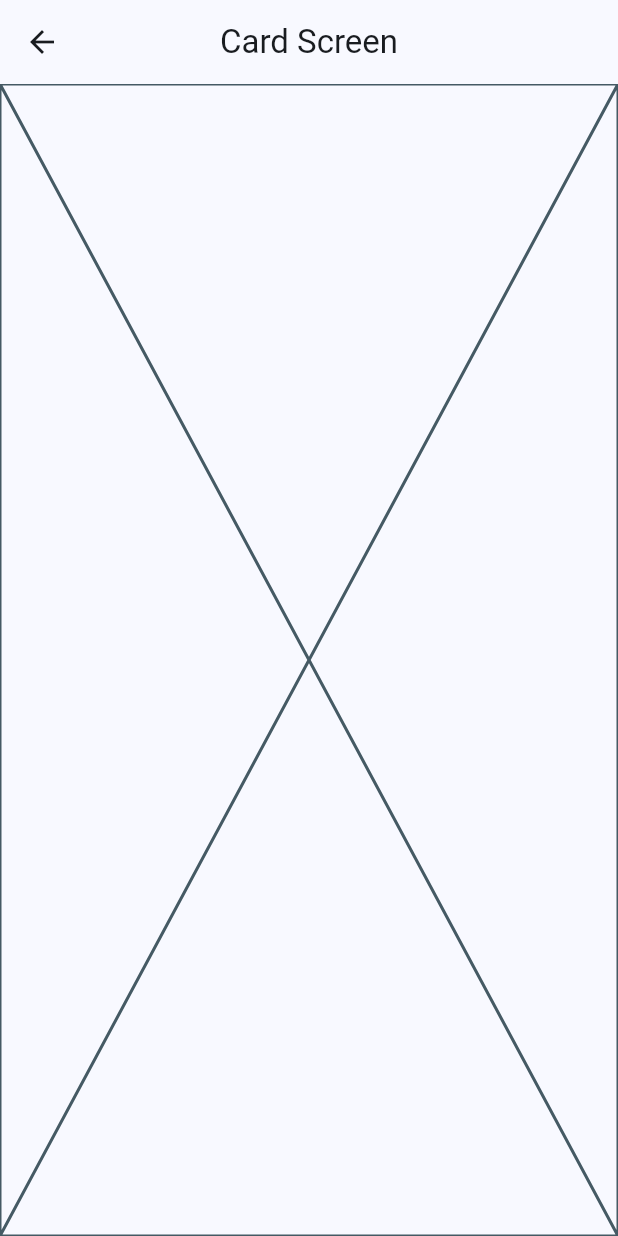
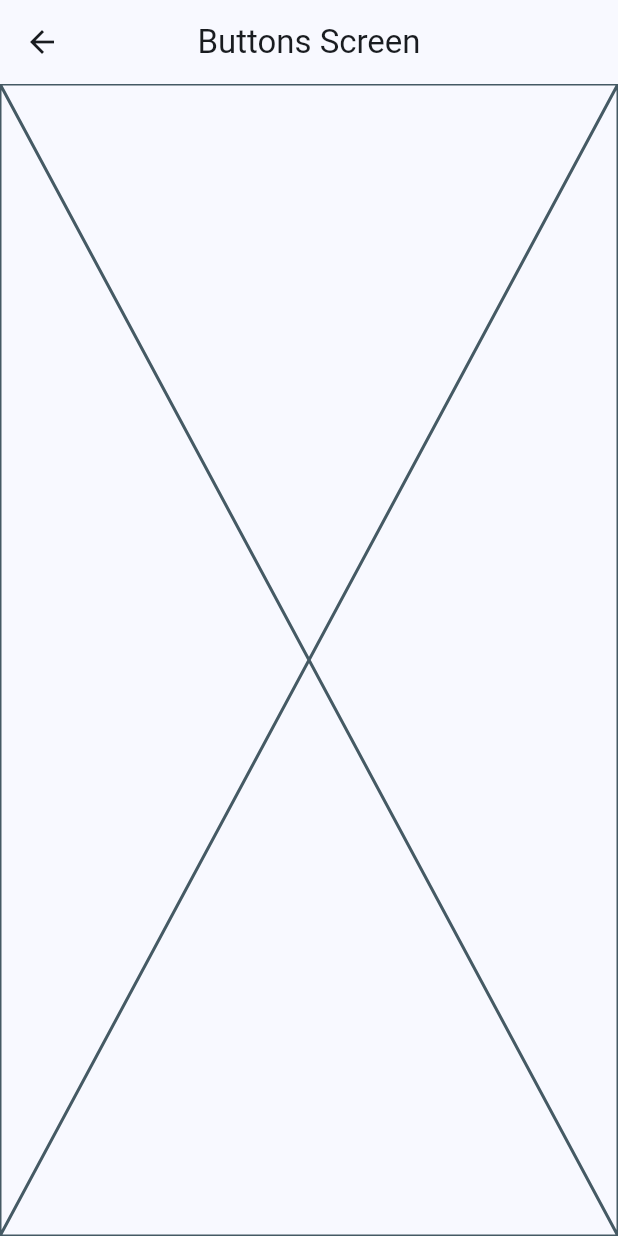
Before and after one commit to EugenioPlaton/widget_app, a Flutter app: the screen it shows after launch, after a tap on "Botones", on a phone screen of 412 x 824 dp. Run offline on Flutter 3.47's test engine with Material 2 defaults, Android fonts, the phone set to English and light mode, and no system bars.

Commit message:
Cambio de pantallas

```diff
--- a/lib/main.dart
+++ b/lib/main.dart
@@ -17,7 +17,11 @@ class MainApp extends StatelessWidget {
       debugShowCheckedModeBanner: false,
       theme: AppTheme(selectedColor: 0).getTheme(),
       home: const HomeScreen(),
+      routes: {
+        '/buttons': (context) => const ButtonsScreen(),
+        '/cards': (context) => const CardScreen(),
 
+      },
 
     );
   }
--- a/lib/presentation/screens/home/home_screen.dart
+++ b/lib/presentation/screens/home/home_screen.dart
@@ -56,12 +56,12 @@ class _CustomListTitle extends StatelessWidget {
       subtitle: Text(menuItem.subTitle),
       onTap: () {
         //ONE WAY 4 NAVIGATE SCREENS FLUTTER
-        Navigator.of(context).push(
-          MaterialPageRoute(
-            builder: (context) => const CardScreen(),
-          ),
-        );
-       // Navigator.push(context, );
+        //Navigator.of(context).push(
+        //  MaterialPageRoute(
+        //    builder: (context) => const CardScreen(),
+        //  ),
+        //);
+        Navigator.pushNamed(  context, menuItem.link );
 
       },
     );
```
